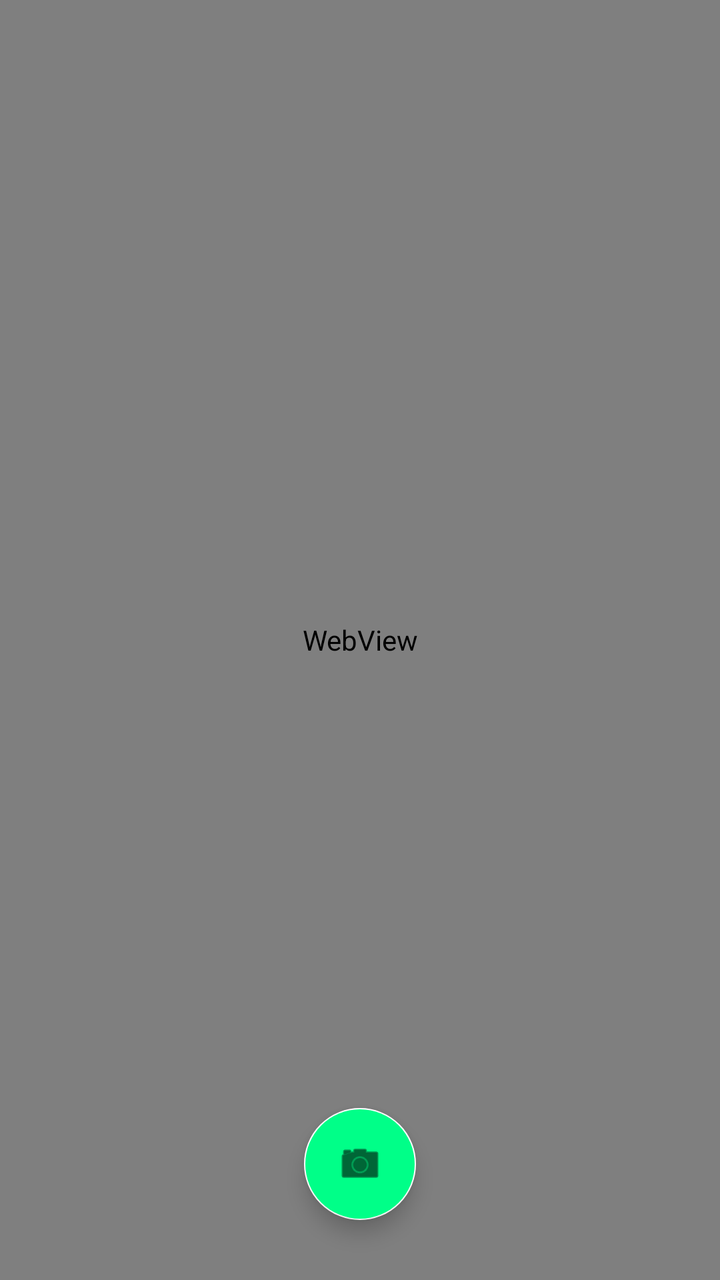
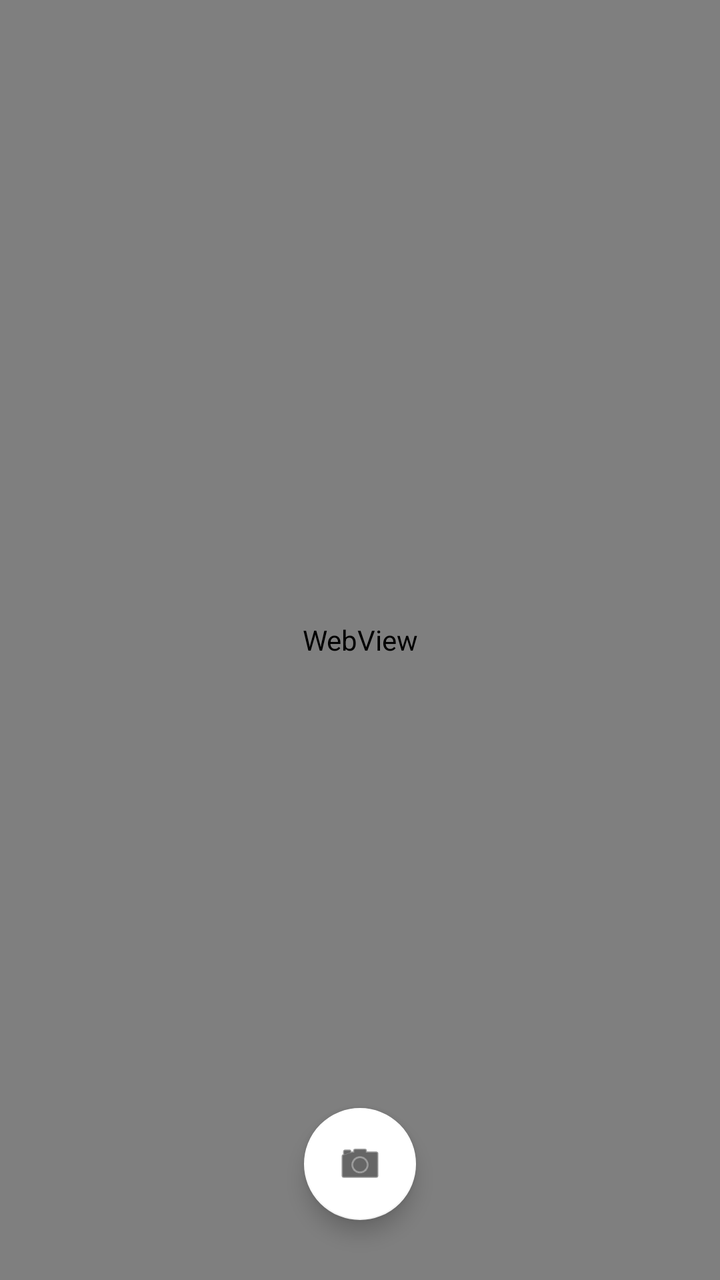

Two renders of the same Android screen: before a commit and after it. Below are the layout's source before the change and the commit's diff.
<!-- AndroidManifest.xml: application theme Theme.RiderIoT -->
<!-- res/layout/fragment_camera.xml -->
<?xml version="1.0" encoding="utf-8"?>
<RelativeLayout xmlns:android="http://schemas.android.com/apk/res/android"
    android:layout_width="match_parent"
    android:layout_height="match_parent"
    android:background="#000000">

    <WebView
        android:id="@+id/cameraWebView"
        android:layout_width="match_parent"
        android:layout_height="match_parent" />

    <com.google.android.material.floatingactionbutton.FloatingActionButton
        android:id="@+id/btnCapture"
        android:layout_width="wrap_content"
        android:layout_height="wrap_content"
        android:layout_alignParentBottom="true"
        android:layout_centerHorizontal="true"
        android:layout_marginBottom="30dp"
        android:src="@android:drawable/ic_menu_camera"
        android:backgroundTint="#00ff88"
        android:contentDescription="Tirar Foto"/>

</RelativeLayout>
<!-- resources referenced by this layout -->
<resources>
  <style name="Theme.RiderIoT" parent="Theme.MaterialComponents.DayNight.NoActionBar">
          <item name="colorPrimary">@color/white</item>
          <item name="colorPrimaryVariant">@color/white</item>
          <item name="colorSecondary">@color/white</item>
          <item name="colorSecondaryVariant">@color/white</item>
          <item name="colorOnPrimary">@color/white</item>
      </style>
  <color name="white">#FFFFFFFF</color>
</resources>

<!-- the commit's change to res/layout/fragment_camera.xml (unified diff, before → after) -->
@@ -17,7 +17,7 @@
         android:layout_centerHorizontal="true"
         android:layout_marginBottom="30dp"
         android:src="@android:drawable/ic_menu_camera"
-        android:backgroundTint="#00ff88"
+        android:backgroundTint="#ffffff"
         android:contentDescription="Tirar Foto"/>
 
 </RelativeLayout>
